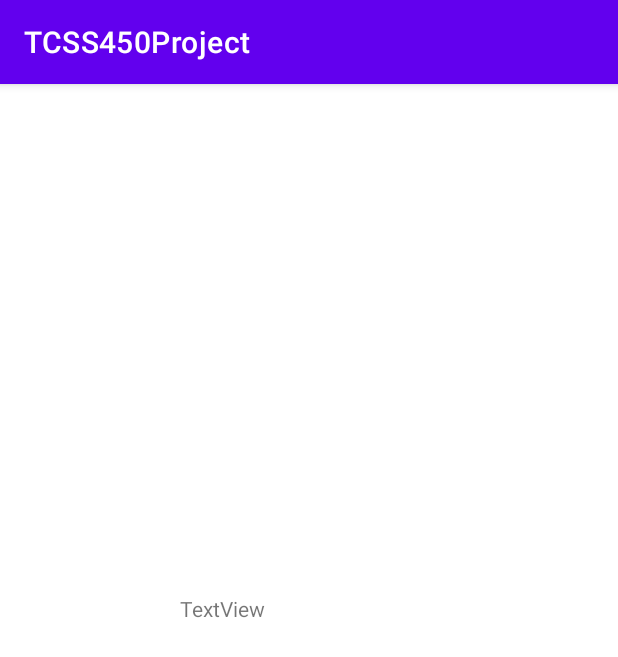
After one commit to nhat499/Pigeon, an Android app: the fragment ChatFragment shown on its own in the app's theme, on a phone screen of 412 x 824 dp. The commit adds this screen. Shown: the top 657 px of the screen. Run offline under Robolectric (Android 15) with nearby library versions, the phone set to English and light mode, and no system bars.

Commit message:
added chat page fragments, view model, and commented out the chat page and icon.

```diff
--- /dev/null
+++ b/app/src/main/java/edu/uw/tcss450/Team4/TCSS450Project/ui/chat/ChatFragment.java
@@ -0,0 +1,23 @@
+package edu.uw.tcss450.Team4.TCSS450Project.ui.chat;
+
+import android.os.Bundle;
+
+import androidx.fragment.app.Fragment;
+
+import android.view.LayoutInflater;
+import android.view.View;
+import android.view.ViewGroup;
+
+import edu.uw.tcss450.Team4.TCSS450Project.R;
+
+/**
+ * A simple {@link Fragment} subclass.
+ */
+public class ChatFragment extends Fragment {
+    @Override
+    public View onCreateView(LayoutInflater inflater, ViewGroup container,
+                             Bundle savedInstanceState) {
+        // Inflate the layout for this fragment
+        return inflater.inflate(R.layout.fragment_chat, container, false);
+    }
+}
--- /dev/null
+++ b/app/src/main/java/edu/uw/tcss450/Team4/TCSS450Project/ui/chat/ChatViewModel.java
@@ -0,0 +1,4 @@
+package edu.uw.tcss450.Team4.TCSS450Project.ui.chat;
+
+public class ChatViewModel {
+}
--- /dev/null
+++ b/app/src/main/res/layout/fragment_chat.xml
@@ -0,0 +1,19 @@
+<?xml version="1.0" encoding="utf-8"?>
+<androidx.constraintlayout.widget.ConstraintLayout xmlns:android="http://schemas.android.com/apk/res/android"
+    xmlns:app="http://schemas.android.com/apk/res-auto"
+    xmlns:tools="http://schemas.android.com/tools"
+    android:id="@+id/frameLayout"
+    android:layout_width="match_parent"
+    android:layout_height="match_parent"
+    tools:context=".ui.chat.ChatFragment">
+
+    <TextView
+        android:id="@+id/textView2"
+        android:layout_width="170dp"
+        android:layout_height="96dp"
+        android:layout_marginStart="120dp"
+        android:layout_marginTop="340dp"
+        android:text="TextView"
+        app:layout_constraintStart_toStartOf="parent"
+        app:layout_constraintTop_toTopOf="parent" />
+</androidx.constraintlayout.widget.ConstraintLayout>
--- a/app/src/main/res/values/strings.xml
+++ b/app/src/main/res/values/strings.xml
@@ -10,4 +10,6 @@
     <string name="hint_password_again">Retype Password</string>
     <string name="action_register_short">Register</string>
     <string name="action_signIn">Sign In</string>
+
+    <string name="title_chat">CHAT</string>
 </resources>
```
Also changed, not shown: app/src/main/java/edu/uw/tcss450/Team4/TCSS450Project/MainActivity.java (+18 -0 lines), app/src/main/res/drawable/ic_chat_black_24dp.xml (added, +10 -0 lines), app/src/main/res/layout/activity_main.xml (+26 -11 lines), app/src/main/res/menu/bottom_nav_menu.xml (added, +8 -0 lines), app/src/main/res/navigation/main_graph.xml (added, +13 -0 lines).
